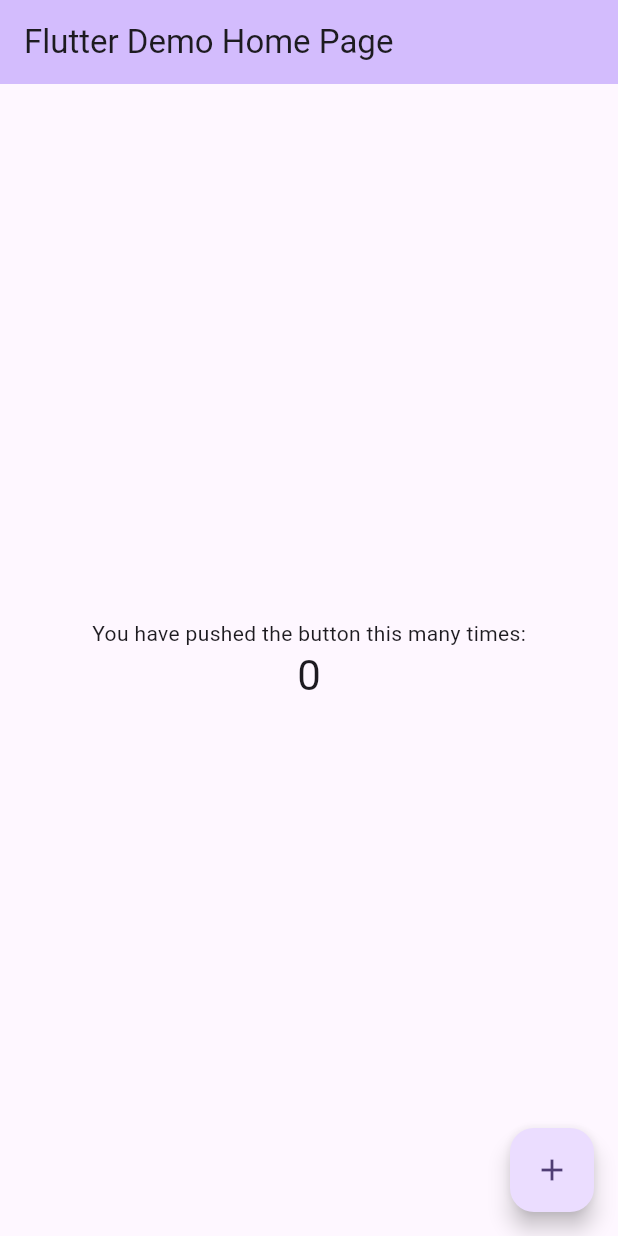
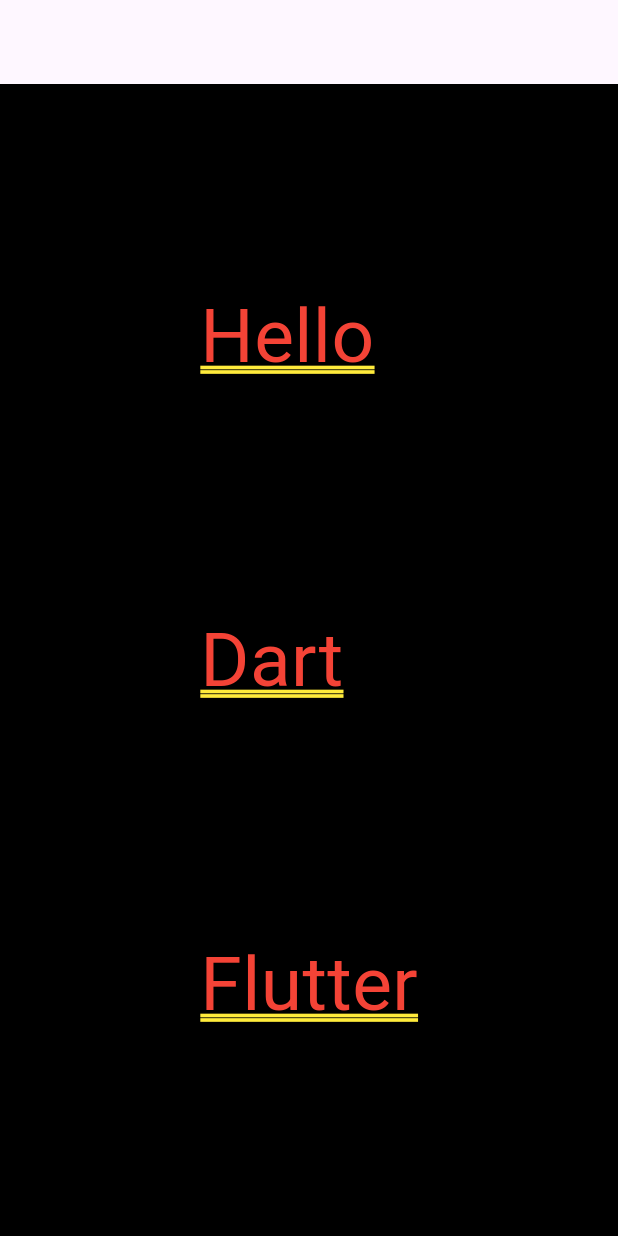
Before and after one commit to AishwaryaBaisane/anatomy1, a Flutter app: the screen it shows after launch, on a phone screen of 412 x 824 dp. Run offline on Flutter 3.47's test engine with Material 3 defaults, Android fonts, the light colour scheme and no system bars.

Commit message:
16-03-2024

```diff
--- a/lib/main.dart
+++ b/lib/main.dart
@@ -1,3 +1,5 @@
+import 'dart:ui';
+
 import 'package:flutter/material.dart';
 
 void main() {
@@ -12,6 +14,7 @@
   @override
   Widget build(BuildContext context) {
     return MaterialApp(
+      debugShowCheckedModeBanner: false,
       title: 'Flutter Demo',
       theme: ThemeData(
         // This is the theme of your application.
@@ -29,10 +32,10 @@
         //
         // This works for code too, not just values: Most code changes can be
         // tested with just a hot reload.
-        colorScheme: ColorScheme.fromSeed(seedColor: Colors.deepPurple),
-        useMaterial3: true,
+        // colorScheme: ColorScheme.fromSeed(seedColor: Colors.deepPurple),
+        // useMaterial3: true,
       ),
-      home: const MyHomePage(title: 'Flutter Demo Home Page'),
+      home: const MyHomePage(title:''),
     );
   }
 }
@@ -65,7 +68,7 @@
       // so that the display can reflect the updated values. If we changed
       // _counter without calling setState(), then the build method would not be
       // called again, and so nothing would appear to happen.
-      _counter++;
+      // _counter++;
     });
   }
 
@@ -78,19 +81,20 @@
     // fast, so that you can just rebuild anything that needs updating rather
     // than having to individually change instances of widgets.
     return Scaffold(
+      backgroundColor: Colors.black,
       appBar: AppBar(
         // TRY THIS: Try changing the color here to a specific color (to
         // Colors.amber, perhaps?) and trigger a hot reload to see the AppBar
         // change color while the other colors stay the same.
-        backgroundColor: Theme.of(context).colorScheme.inversePrimary,
+        // backgroundColor: Theme.of(context).colorScheme.inversePrimary,
         // Here we take the value from the MyHomePage object that was created by
         // the App.build method, and use it to set our appbar title.
-        title: Text(widget.title),
+        // title: Text(widget.title),
       ),
-      body: Center(
+      body: const Center(
         // Center is a layout widget. It takes a single child and positions it
         // in the middle of the parent.
-        child: Column(
+        child:  Column(
           // Column is also a layout widget. It takes a list of children and
           // arranges them vertically. By default, it sizes itself to fit its
           // children horizontally, and tries to be as tall as its parent.
@@ -106,21 +110,30 @@
           // wireframe for each widget.
           mainAxisAlignment: MainAxisAlignment.center,
           children: <Widget>[
-            const Text(
-              'You have pushed the button this many times:',
+             Text(
+              'Hello\n\n\n'
+              'Dart\n\n\n'
+              'Flutter',
+              style: TextStyle(
+                fontSize: 50,
+                color: Colors.red,
+                decoration: TextDecoration.underline,
+                decorationStyle: TextDecorationStyle.double,
+                decorationColor: Colors.yellow,
+              ),
             ),
-            Text(
-              '$_counter',
-              style: Theme.of(context).textTheme.headlineMedium,
-            ),
+            // Text(
+            //   // '$_counter',
+            //   style: Theme.of(context).textTheme.headlineMedium,
+            // ),
           ],
         ),
       ),
-      floatingActionButton: FloatingActionButton(
-        onPressed: _incrementCounter,
-        tooltip: 'Increment',
-        child: const Icon(Icons.add),
-      ), // This trailing comma makes auto-formatting nicer for build methods.
+      // floatingActionButton: FloatingActionButton(
+      //   onPressed: _incrementCounter,
+      //   tooltip: 'Increment',
+      //   child: const Icon(Icons.add),
+      // ), // This trailing comma makes auto-formatting nicer for build methods.
     );
   }
 }
```
